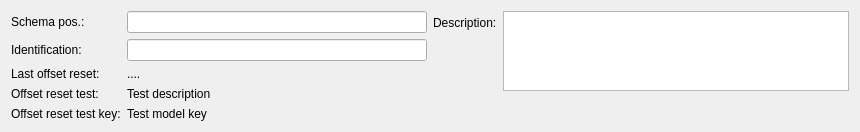
Old version of the form src/mdttools/mdttesttool/mdtTtTestCableEditor.ui in the repository scandyna/multidiagtools.
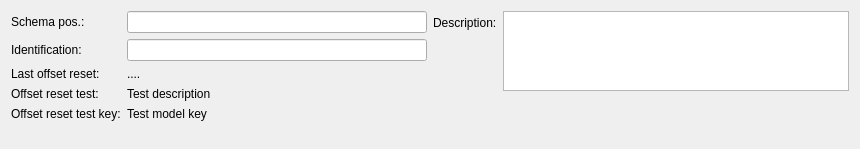
New version of the form.

```diff
--- a/src/mdttools/mdttesttool/mdtTtTestCableEditor.ui
+++ b/src/mdttools/mdttesttool/mdtTtTestCableEditor.ui
@@ -7,7 +7,7 @@
     <x>0</x>
     <y>0</y>
     <width>860</width>
-    <height>117</height>
+    <height>149</height>
    </rect>
   </property>
   <property name="windowTitle">
```
Left out of the diff: 2 changed lines with no effect on the pictures.
